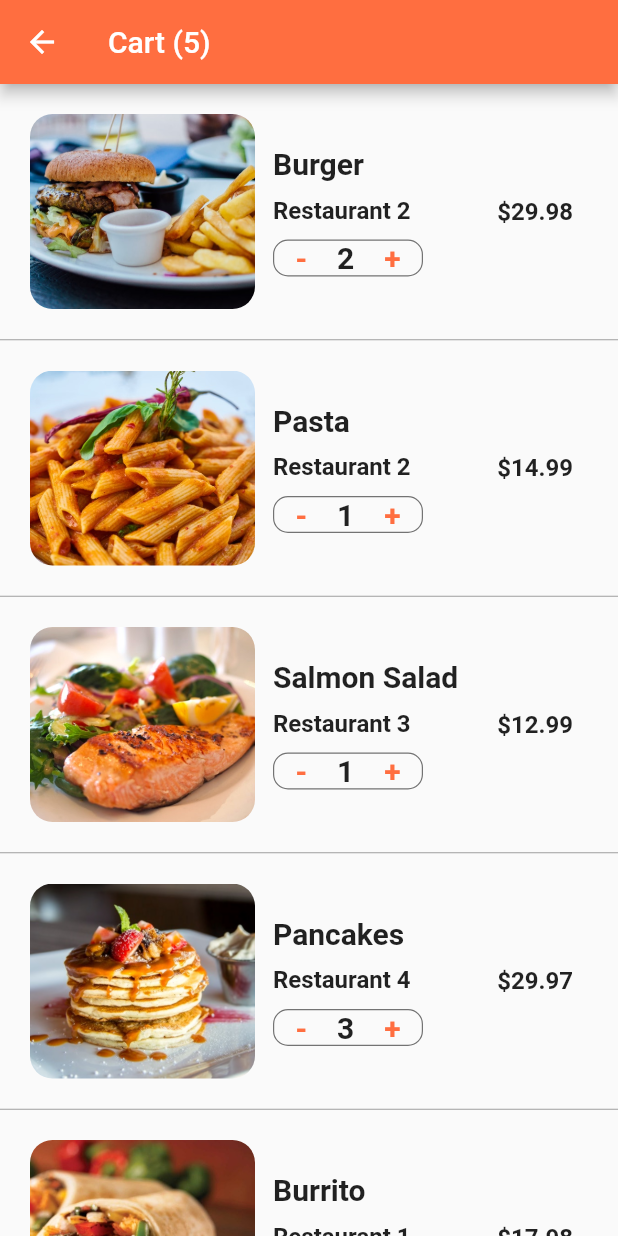
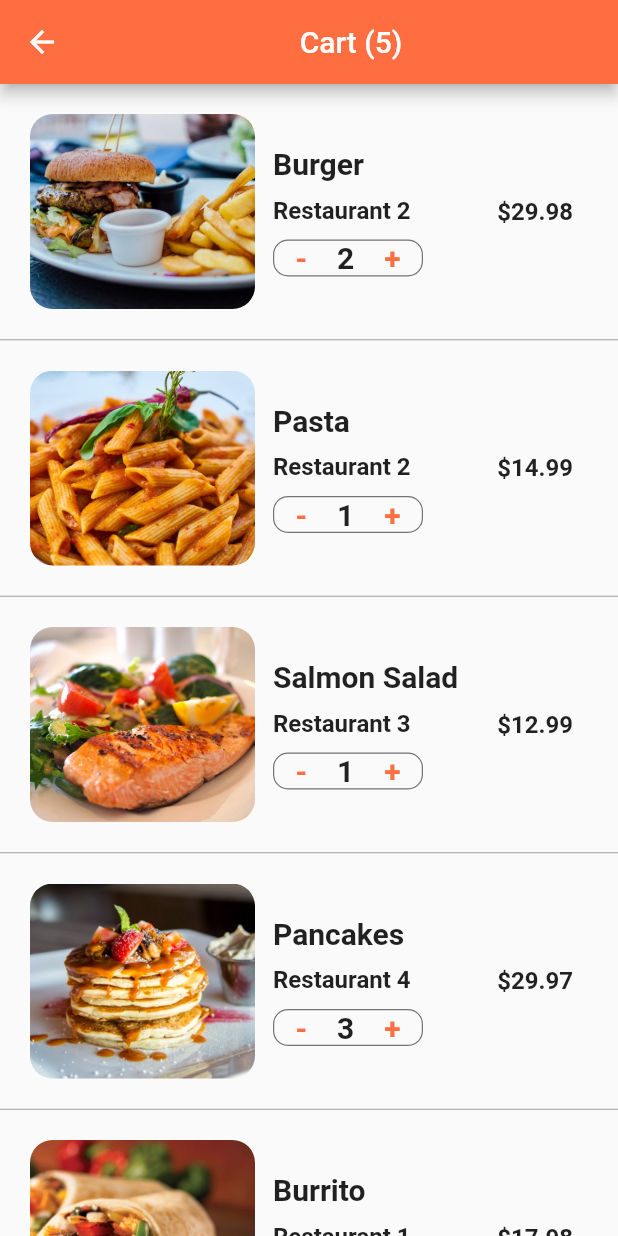
Before and after one commit to harshan92/Food_Delivery_UI, a Flutter app: the CartScreen screen opened directly, on a phone screen of 412 x 824 dp. Run offline on Flutter 3.47's test engine with Material 2 defaults, Android fonts, the phone set to English and light mode, and no system bars.

Commit message:
updated readme

```diff
--- a/lib/screens/cart_screen.dart
+++ b/lib/screens/cart_screen.dart
@@ -119,7 +119,7 @@ class _CartScreenState extends State<CartScreen> {
   Widget build(BuildContext context) {
     return Scaffold(
       appBar: AppBar(
-        title: Text("Cart (${currentUser.cart.length})"),
+        title: Center(child: Text("Cart (${currentUser.cart.length})")),
       ),
       body: ListView.separated(
           itemBuilder: (BuildContext context, index) {
```
Also changed, not shown: 2 other files.
